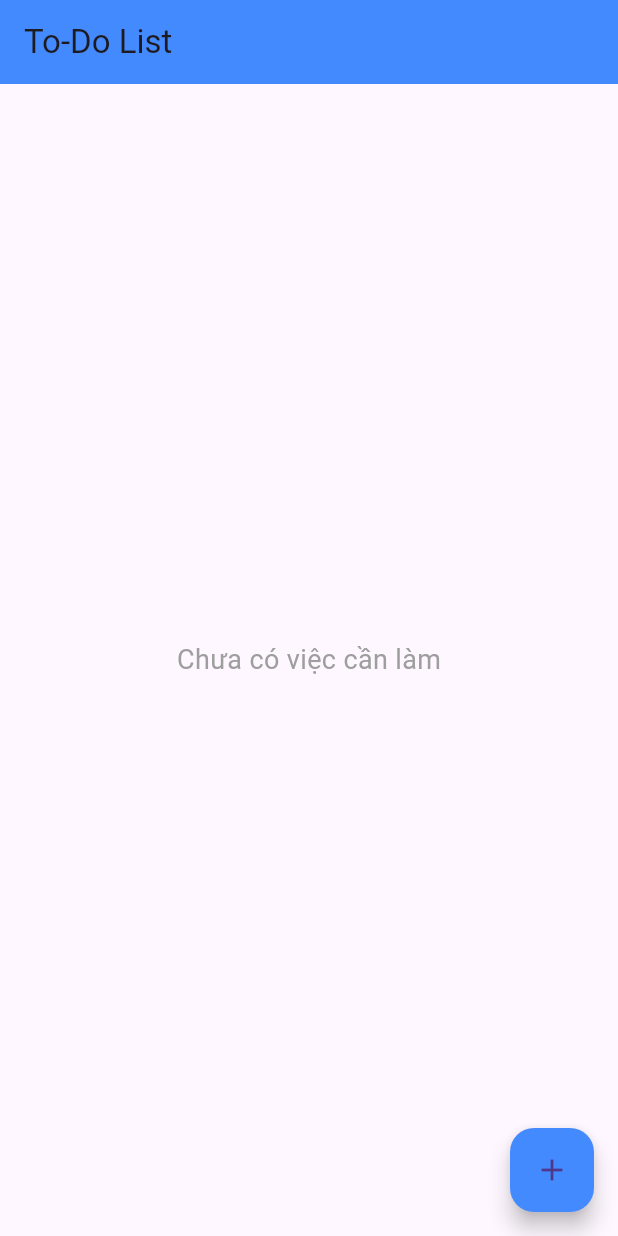
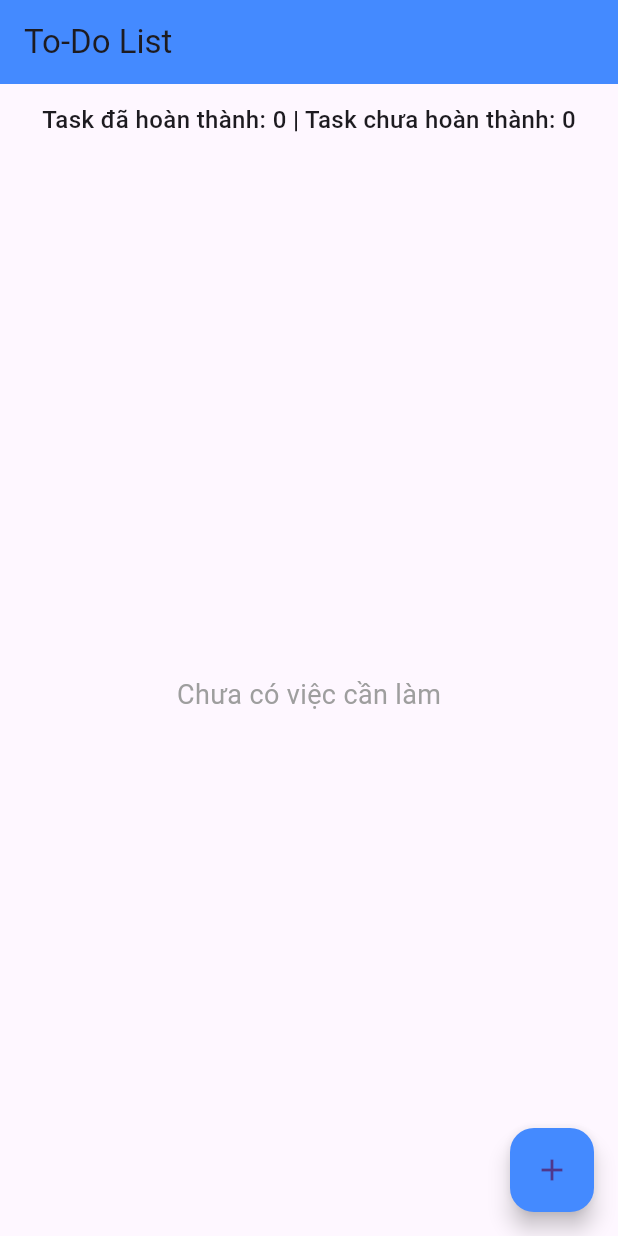
Before and after one commit to HoaiTruong96/baitaplon, a Flutter app: the screen it shows after launch, on a phone screen of 412 x 824 dp. Run offline on Flutter 3.47's test engine with Material 3 defaults, Android fonts, the phone set to English and light mode, and no system bars; our stand-ins replace flutter_local_notifications, supabase_flutter, timezone; accounts and stored records are empty.

Commit message:
thêm chức năng đếm

```diff
--- a/lib/homepage.dart
+++ b/lib/homepage.dart
@@ -132,14 +132,34 @@ class _HomePageState extends State<HomePage> {
     }
   }
 
+  Map<String, int> _countTaskStatus() {
+    int completed = tasks.where((t) => t.isCompleted).length;
+    int incomplete = tasks.length - completed;
+    return {
+      'completed': completed,
+      'incomplete': incomplete,
+    };
+  }
+
   @override
   Widget build(BuildContext context) {
+    final counts = _countTaskStatus();
     return Scaffold(
       appBar: AppBar(
         title: const Text('To-Do List'),
         backgroundColor: Colors.blueAccent,
       ),
-      body: tasks.isEmpty
+      body: Column(
+        children: [
+          Padding(
+            padding: const EdgeInsets.all(12.0),
+            child: Text(
+              'Task đã hoàn thành: ${counts['completed']} | Task chưa hoàn thành: ${counts['incomplete']}',
+              style: const TextStyle(fontSize: 16, fontWeight: FontWeight.w500),
+            ),
+          ),
+          Expanded(
+            child: tasks.isEmpty
                 ? const Center(
               child: Text(
                 'Chưa có việc cần làm',
@@ -210,6 +230,9 @@ class _HomePageState extends State<HomePage> {
                 );
               },
             ),
+          ),
+        ],
+      ),
       floatingActionButton: FloatingActionButton(
         onPressed: () async {
           final newTask = await Navigator.push(
```
Lines whose indentation alone changed are shown as unchanged.
